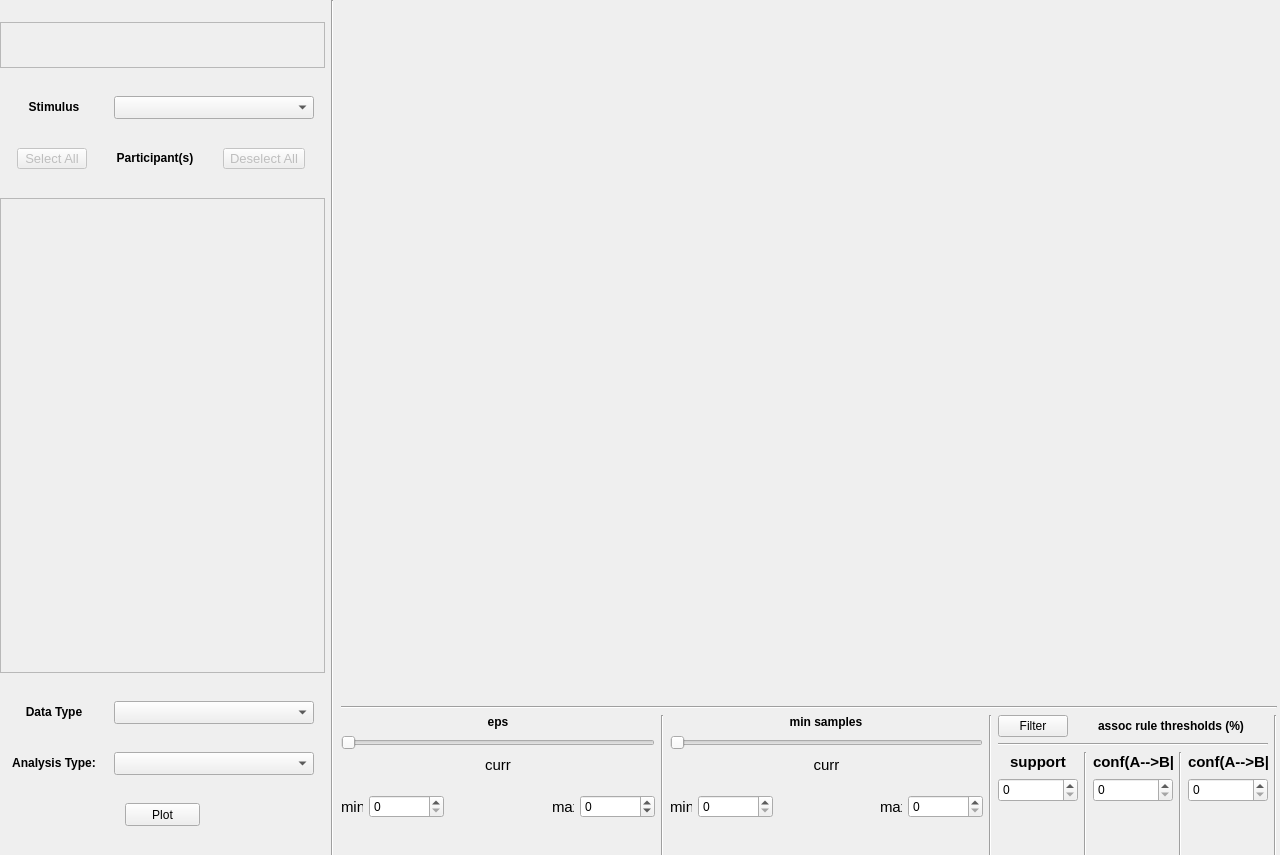
Old version of the form src/main/app_gui.ui in the repository ks061/eye-tracking-visualizer.
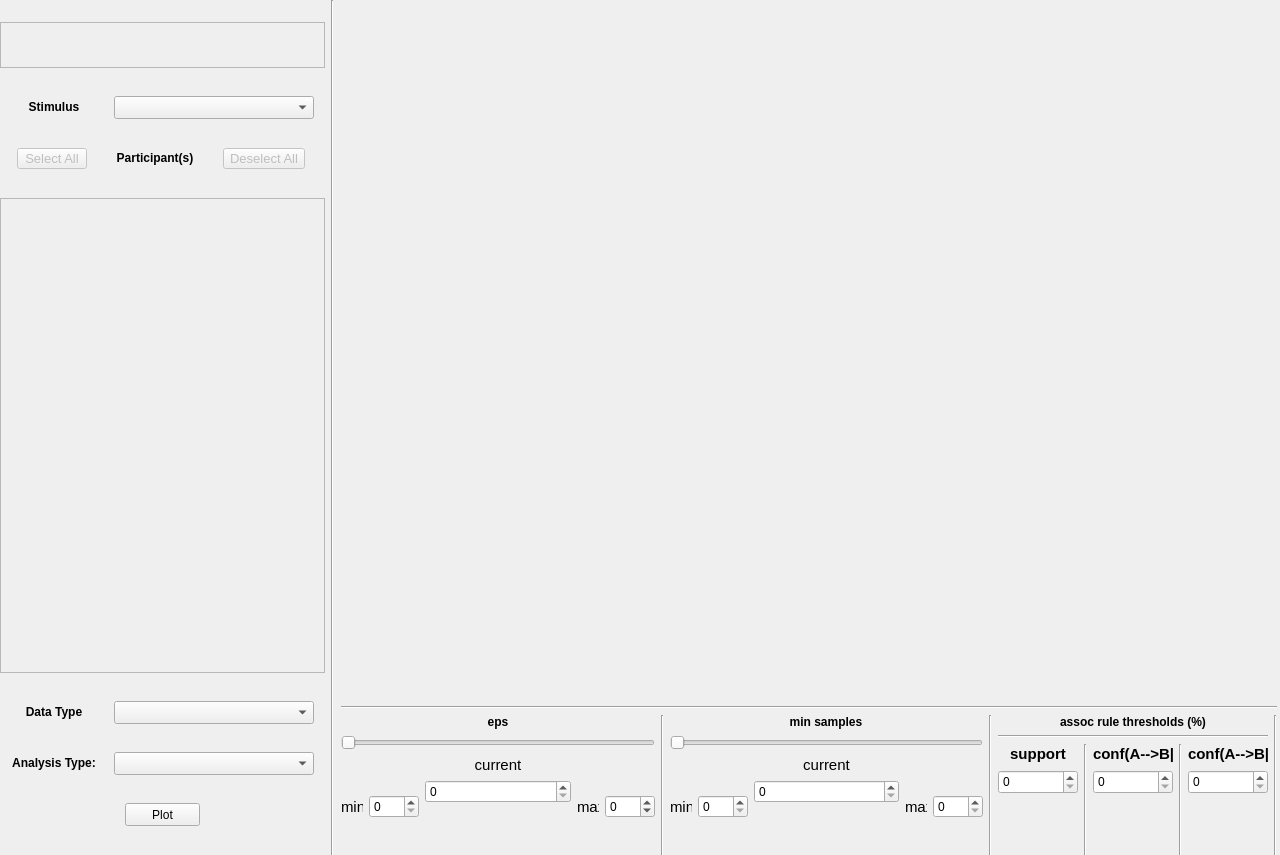
New version of the form.

Patch:
```diff
--- a/src/main/app_gui.ui
+++ b/src/main/app_gui.ui
@@ -504,7 +504,7 @@
               <widget class="QSpinBox" name="eps_input_min">
                <property name="maximumSize">
                 <size>
-                 <width>75</width>
+                 <width>50</width>
                  <height>16777215</height>
                 </size>
                </property>
@@ -518,7 +518,7 @@
                <item>
                 <widget class="QLabel" name="eps_curr_label">
                  <property name="text">
-                  <string>&lt;html&gt;&lt;head/&gt;&lt;body&gt;&lt;p align=&quot;center&quot;&gt;&lt;span style=&quot; font-size:11pt;&quot;&gt;curr&lt;/span&gt;&lt;/p&gt;&lt;/body&gt;&lt;/html&gt;</string>
+                  <string>&lt;html&gt;&lt;head/&gt;&lt;body&gt;&lt;p align=&quot;center&quot;&gt;&lt;span style=&quot; font-size:11pt;&quot;&gt;current&lt;/span&gt;&lt;/p&gt;&lt;/body&gt;&lt;/html&gt;</string>
                  </property>
                  <property name="alignment">
                   <set>Qt::AlignCenter</set>
@@ -526,12 +526,12 @@
                 </widget>
                </item>
                <item>
-                <widget class="QLabel" name="eps_curr_value">
-                 <property name="text">
-                  <string/>
-                 </property>
-                 <property name="alignment">
-                  <set>Qt::AlignCenter</set>
+                <widget class="QSpinBox" name="eps_curr_input">
+                 <property name="maximumSize">
+                  <size>
+                   <width>16777215</width>
+                   <height>16777215</height>
+                  </size>
                  </property>
                 </widget>
                </item>
@@ -570,7 +570,7 @@
               <widget class="QSpinBox" name="eps_input_max">
                <property name="maximumSize">
                 <size>
-                 <width>75</width>
+                 <width>50</width>
                  <height>16777215</height>
                 </size>
                </property>
@@ -662,7 +662,7 @@
               <widget class="QSpinBox" name="min_samples_input_min">
                <property name="maximumSize">
                 <size>
-                 <width>75</width>
+                 <width>50</width>
                  <height>16777215</height>
                 </size>
                </property>
@@ -682,7 +682,7 @@
                <item>
                 <widget class="QLabel" name="min_samples_curr_label">
                  <property name="text">
-                  <string>&lt;html&gt;&lt;head/&gt;&lt;body&gt;&lt;p align=&quot;center&quot;&gt;&lt;span style=&quot; font-size:11pt;&quot;&gt;curr&lt;/span&gt;&lt;/p&gt;&lt;/body&gt;&lt;/html&gt;</string>
+                  <string>&lt;html&gt;&lt;head/&gt;&lt;body&gt;&lt;p align=&quot;center&quot;&gt;&lt;span style=&quot; font-size:11pt;&quot;&gt;current&lt;/span&gt;&lt;/p&gt;&lt;/body&gt;&lt;/html&gt;</string>
                  </property>
                  <property name="alignment">
                   <set>Qt::AlignCenter</set>
@@ -690,14 +690,7 @@
                 </widget>
                </item>
                <item>
-                <widget class="QLabel" name="min_samples_curr_value">
-                 <property name="text">
-                  <string/>
-                 </property>
-                 <property name="alignment">
-                  <set>Qt::AlignCenter</set>
-                 </property>
-                </widget>
+                <widget class="QSpinBox" name="min_samples_curr_input"/>
                </item>
                <item>
                 <spacer name="verticalSpacer_2">
@@ -734,7 +727,7 @@
               <widget class="QSpinBox" name="min_samples_input_max">
                <property name="maximumSize">
                 <size>
-                 <width>75</width>
+                 <width>50</width>
                  <height>16777215</height>
                 </size>
                </property>
@@ -758,25 +751,6 @@
           <layout class="QVBoxLayout" name="verticalLayout_4">
            <item>
             <layout class="QHBoxLayout" name="horizontalLayout_6">
-             <item>
-              <widget class="QPushButton" name="assoc_filter_button">
-               <property name="minimumSize">
-                <size>
-                 <width>0</width>
-                 <height>0</height>
-                </size>
-               </property>
-               <property name="maximumSize">
-                <size>
-                 <width>70</width>
-                 <height>16777215</height>
-                </size>
-               </property>
-               <property name="text">
-                <string>Filter</string>
-               </property>
-              </widget>
-             </item>
              <item>
               <widget class="QLabel" name="assoc_rule_thresholds_label">
                <property name="enabled">
@@ -857,6 +831,12 @@
                    <height>24</height>
                   </size>
                  </property>
+                 <property name="maximumSize">
+                  <size>
+                   <width>16777215</width>
+                   <height>16777215</height>
+                  </size>
+                 </property>
                 </widget>
                </item>
                <item>
@@ -913,6 +893,12 @@
                    <height>24</height>
                   </size>
                  </property>
+                 <property name="maximumSize">
+                  <size>
+                   <width>16777215</width>
+                   <height>16777215</height>
+                  </size>
+                 </property>
                 </widget>
                </item>
                <item>
@@ -969,6 +955,12 @@
                    <height>24</height>
                   </size>
                  </property>
+                 <property name="maximumSize">
+                  <size>
+                   <width>16777215</width>
+                   <height>16777215</height>
+                  </size>
+                 </property>
                 </widget>
                </item>
                <item>
```
